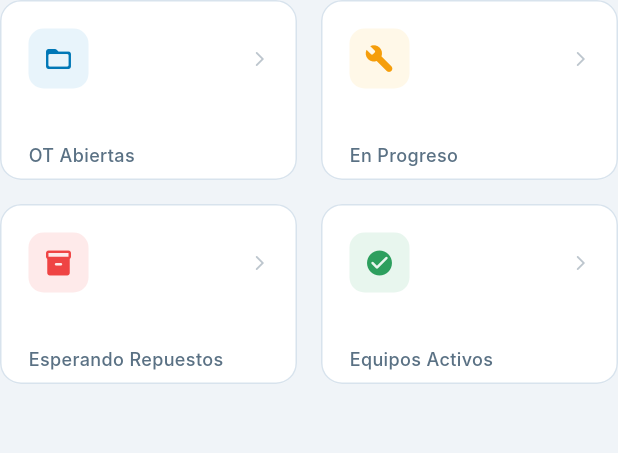
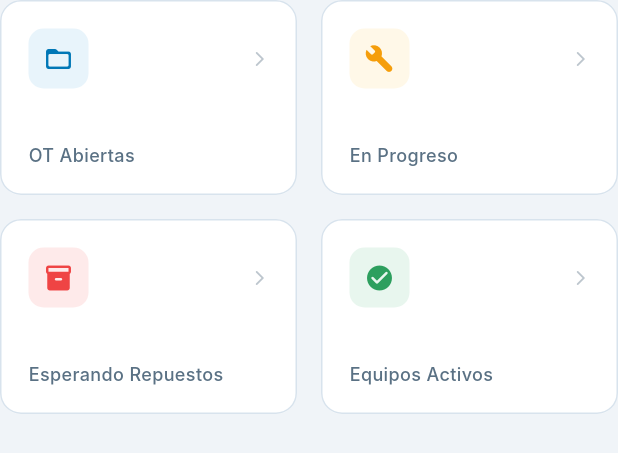
Before and after one commit to Cjavierarias/sgm, a Flutter app: the _SummaryCards widget shown alone on an empty page, opened directly with empty values, on a phone screen of 412 x 824 dp. Shown: the top 453 px of the screen. Run offline on Flutter 3.47's test engine with Material 3 defaults, Android fonts, the phone set to English and light mode, and no system bars; our stand-ins replace dio, go_router, google_sign_in, shared_preferences; missing offline and left inert: dart:html; accounts and stored records are empty; network calls fail; Roboto replaces fonts that are missing (Inter).

Commit message:
fix: corregir overflow de 11px en tarjetas del dashboard (mainAxisExtent 120->130)

```diff
--- a/frontend/lib/screens/dashboard_screen.dart
+++ b/frontend/lib/screens/dashboard_screen.dart
@@ -203,7 +203,7 @@ class _SummaryCards extends StatelessWidget {
       physics: const NeverScrollableScrollPhysics(),
       gridDelegate: const SliverGridDelegateWithMaxCrossAxisExtent(
         maxCrossAxisExtent: 200,
-        mainAxisExtent: 120,
+        mainAxisExtent: 130,
         crossAxisSpacing: 16,
         mainAxisSpacing: 16,
       ),
@@ -306,7 +306,7 @@ class _LoadingCards extends StatelessWidget {
       physics: const NeverScrollableScrollPhysics(),
       gridDelegate: const SliverGridDelegateWithMaxCrossAxisExtent(
         maxCrossAxisExtent: 200,
-        mainAxisExtent: 120,
+        mainAxisExtent: 130,
         crossAxisSpacing: 16,
         mainAxisSpacing: 16,
       ),
```
